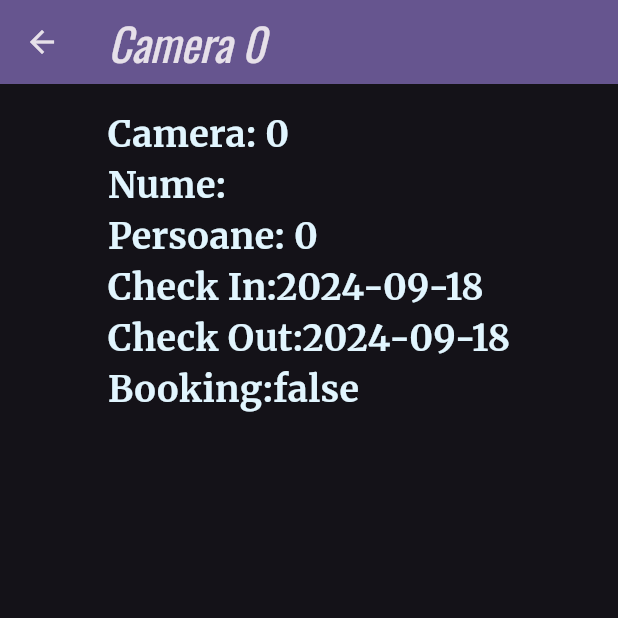
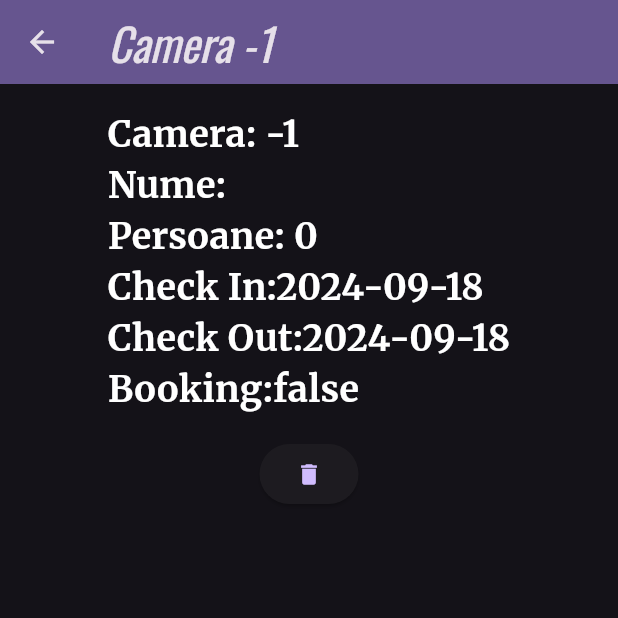
Before and after one commit to H0R4T1U/Alfred, a Flutter app: the ReservationDetailScreen screen opened directly with empty values, on a phone screen of 412 x 824 dp, the top half of it. Run offline on Flutter 3.47's test engine with Material 3 defaults, Android fonts, the phone set to English and light mode, and no system bars; our stand-ins replace google_fonts; network calls fail.

Commit message:
Creat read delete finished

```diff
--- a/lib/reservation_model.dart
+++ b/lib/reservation_model.dart
@@ -1,34 +1,36 @@
+import 'package:json_annotation/json_annotation.dart';
+@JsonSerializable()
 class Reservation {
-  String name;
-  int room;
-  int people;
-  bool booking;
-  DateTime checkIn;
-  DateTime checkOut;
+  String? name;
+  int? room;
+  int? people;
+  bool? booking;
+  DateTime? checkIn;
+  DateTime? checkOut;
   Reservation({
-    required this.name,
-    required this.room,
-    required this.booking,
-    required this.checkIn,
-    required this.checkOut,
-    required this.people,
+    this.name,
+    this.room = -1,
+    this.booking = false,
+    this.checkIn,
+    this.checkOut,
+    this.people,
     });
 
     factory Reservation.fromJson(Map<String,dynamic> json) => Reservation(
-      name: json["nume"],
-      room: json["camera"],
-      booking: json["booking"] == "true",
+      name: json["name"],
+      room: json["room"],
+      booking: json["booking"].toString().toLowerCase() == "true",
       checkIn: DateTime.parse(json["checkIn"]),
       checkOut: DateTime.parse(json["checkOut"]),
-      people: json["persoane"],
+      people: json["people"],
       );
 
-      Map<String, dynamic> toJson() => {
-        'nume': name,
+      Map<String, dynamic> toJson() => <String,dynamic>{
+        'name': name,
         'room': room,
-        'camera': booking,
-        'checkIn': checkIn,
-        'checkOut':checkOut,
-        'persoane':people,
+        'booking': booking.toString(),
+        'checkIn': checkIn.toString().split(' ')[0],
+        'checkOut':checkOut.toString().split(' ')[0],
+        'people':people,
       };
 }
--- a/lib/reservation_view.dart
+++ b/lib/reservation_view.dart
@@ -2,22 +2,22 @@ import 'package:flutter/material.dart';
 import 'package:alfred/reservation_model.dart';
 import 'package:alfred/reservation_view_model.dart';
 import 'package:provider/provider.dart';
+import 'dart:convert';
 import 'package:alfred/addScreen.dart';
+import 'package:http/http.dart' as http;
 
 class ReservationView extends StatelessWidget {
   const ReservationView({super.key});
 
   @override
   Widget build(BuildContext context) {
+    Provider.of<ReservationViewModel>(context,listen:false).fetchReservations();
     return Scaffold(
       appBar: AppBar(
         backgroundColor: Theme.of(context).colorScheme.inversePrimary,
         title: const Text("Rezervări:"),
       ),
       body: Consumer<ReservationViewModel>(builder:(context, viewModel, child){
-        if(!viewModel.fetchingData && viewModel.reservations.isEmpty){
-          Provider.of<ReservationViewModel>(context,listen:false).fetchReservations();
-        }
         if(viewModel.fetchingData){
           return const LinearProgressIndicator();
         } else {
@@ -62,19 +62,21 @@ class ListCard extends StatelessWidget {
 
   @override
   Widget build(BuildContext context) {
-    // TODO: implement build
     return GestureDetector(
       onTap: () {
         Navigator.push(
           context,
           MaterialPageRoute(builder: (context) =>
-                        ReservationDetailScreen(reservationDetail:reservation)));
+                        ReservationDetailScreen(reservationDetail:reservation))
+        ).then((value){
+                Provider.of<ReservationViewModel>(context,listen:false).fetchReservations();
+        });
       },
       child: Container(
         padding: const EdgeInsets.fromLTRB(16,16,16,0),
         child: DecoratedBox(
           decoration: BoxDecoration(
-            color: Colors.lightBlue.shade50,
+            color: Colors.white,
             borderRadius: BorderRadius.circular(16)),
              child: ClipRRect(
               borderRadius: BorderRadius.circular(16),
@@ -87,7 +89,7 @@ class ListCard extends StatelessWidget {
                         crossAxisAlignment: CrossAxisAlignment.start,
                         children: [
                           Text(
-                            reservation.room.toString() ?? "",
+                            reservation.room.toString(),
                             style: const TextStyle(
                                 color: Colors.black,
                                 fontSize: 24,
@@ -122,7 +124,9 @@ class ReservationData extends StatelessWidget {
 
   @override
   Widget build(BuildContext context) {
-    return Center(
+    return Column(
+      children: [
+        Center(
           child: DecoratedBox(
             decoration: BoxDecoration(
               borderRadius: BorderRadius.circular(16)),
@@ -135,53 +139,66 @@ class ReservationData extends StatelessWidget {
                           crossAxisAlignment: CrossAxisAlignment.start,
                           children: [
                             Text(
-                          'Camera: ${reservation.room.toString()}' ?? "",
+                              'Camera: ${reservation.room.toString()}',
                               style: const TextStyle(
-                              color: Color.fromRGBO(225, 245, 254, 1),
+                                  color: Colors.white,
                                   fontSize: 24,
                                   fontWeight: FontWeight.bold),
                               textAlign: TextAlign.start,
                             ),
                             Text(
-                          'Nume: ${reservation.name}' ?? "",
+                              'Nume: ${reservation.name}',
                               style: const TextStyle(
-                              color: Color.fromRGBO(225, 245, 254, 1),
+                                  color: Colors.white,
                                   fontSize: 24,
                                   fontWeight: FontWeight.bold),
                             ),
                             Text(
-                          'Persoane: ${reservation.people.toString()}' ?? "",
+                              'Persoane: ${reservation.people.toString()}',
                               style: const TextStyle(
-                              color:Color.fromRGBO(225, 245, 254, 1),
+                                  color: Colors.white,
                                   fontSize: 24,
                                   fontWeight: FontWeight.bold),
                             ),
                             Text(
-                          'Check In:${reservation.checkIn.toString().split(' ')[0]}' ?? "",
+                              'Check In:${reservation.checkIn.toString().split(' ')[0]}',
                               style: const TextStyle(
-                              color: Color.fromRGBO(225, 245, 254, 1),
+                                  color: Colors.white,
                                   fontSize: 24,
                                   fontWeight: FontWeight.bold),
                             ),
                             Text(
-                          'Check Out:${reservation.checkOut.toString().split(' ')[0]}'  ?? "",
+                              'Check Out:${reservation.checkOut.toString().split(' ')[0]}',
                               style: const TextStyle(
-                              color: Color.fromRGBO(225, 245, 254, 1),
+                                  color: Colors.white,
                                   fontSize: 24,
                                   fontWeight: FontWeight.bold),
                             ),
                             Text(
-                          'Booking:${reservation.booking.toString()}' ?? "",
+                              'Booking:${reservation.booking.toString()}',
                               style: const TextStyle(
-                              color: Color.fromRGBO(225, 245, 254, 1),
+                                  color: Colors.white,
                                   fontSize: 24,
                                   fontWeight: FontWeight.bold),
                             ),
 
-              ]))
+                  ])),
                 ),
               ),
             ),
+        ),
+        Center(
+          child: ElevatedButton(onPressed: () async {
+            await http.post(
+              Uri.parse("http://localhost:8000/delete"),
+              body: json.encode(reservation.toJson()),
+              headers: {'content-type':'application/json'});
+              Navigator.pop(context);
+          },
+          child:const Icon(Icons.delete)),
+        )
+      ],
+
     );
   }
 }
@@ -195,13 +212,12 @@ class ReservationDetailScreen extends StatelessWidget {
   Widget build(BuildContext context) {
     return Scaffold(
         appBar: AppBar(
-          title: Text('Camera ${reservationDetail.room}' ?? ""),
+          title: Text('Camera ${reservationDetail.room}'),
           backgroundColor: Theme.of(context).colorScheme.inversePrimary,
         ),
-        body: Container(
-          child: Center(
+        body:Center(
             child: ReservationData(reservation: reservationDetail)
           ),
-        ));
+        );
   }
 }
--- a/pubspec.yaml
+++ b/pubspec.yaml
@@ -34,7 +34,6 @@ dependencies:
   http: ^1.1.2
   json_annotation: ^4.9.0
   google_fonts: ^6.2.1
-
   # The following adds the Cupertino Icons font to your application.
   # Use with the CupertinoIcons class for iOS style icons.
   cupertino_icons: ^1.0.8
```
Also changed, not shown: lib/addScreen.dart (+8 -34 lines), 1 other file. Lines whose indentation alone changed are shown as unchanged.
